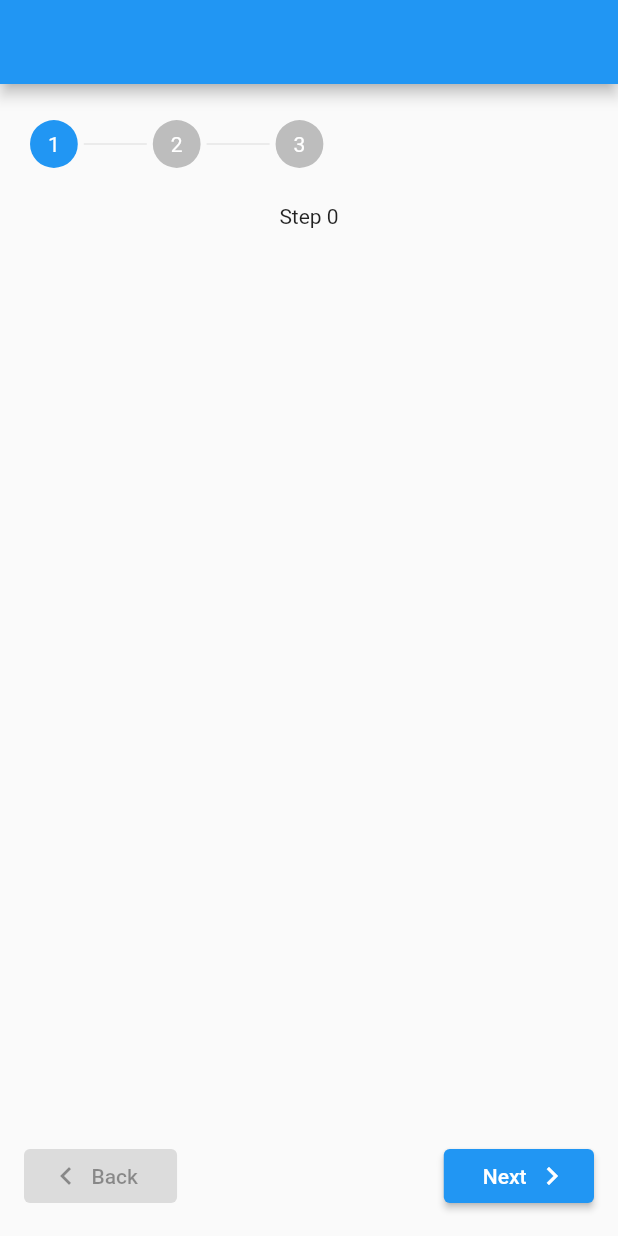
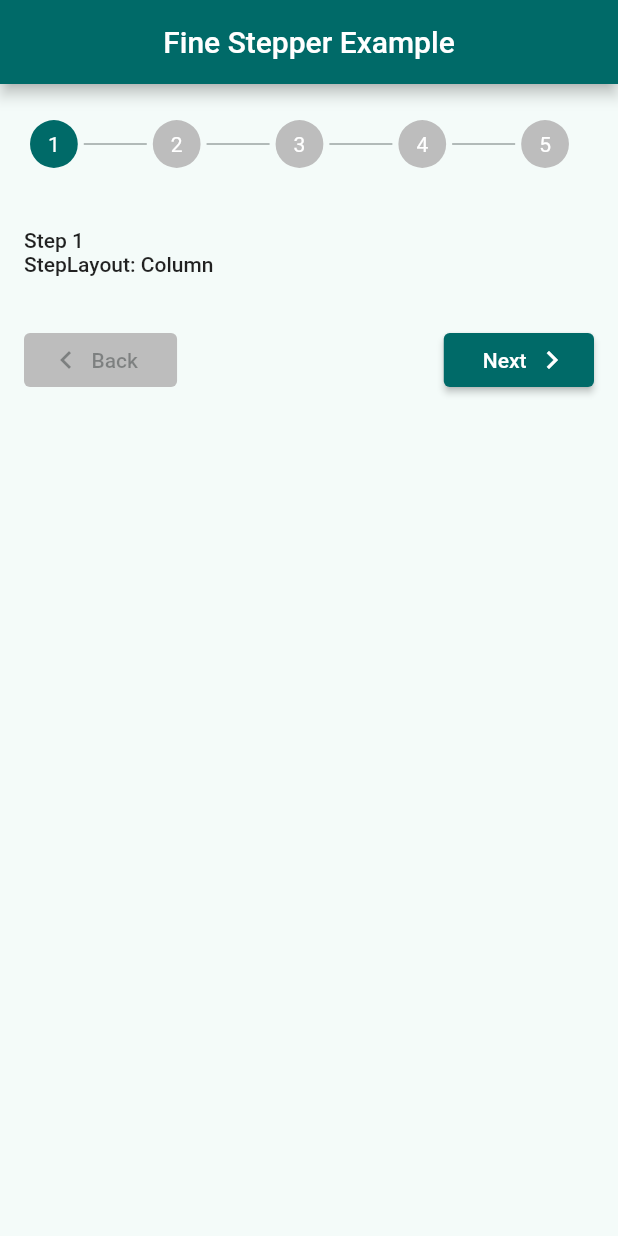
Before and after one commit to michaelsoliman1/fine_stepper, a Flutter app: the screen it shows after launch, after a tap on "Next", after a tap on "Back", on a phone screen of 412 x 824 dp. Run offline on Flutter 3.47's test engine with Material 2 defaults, Android fonts, the phone set to English and light mode, and no system bars.

Commit message:
updated api and improved readme refactor: rename StepBuilder.padding to StepBuilder.controlsPadding - fix: back button background color to be not transparent - docs: fix typo and improved README - example: improved example app

```diff
--- a/example/lib/main.dart
+++ b/example/lib/main.dart
@@ -11,29 +11,161 @@ class MainApp extends StatelessWidget {
   @override
   Widget build(BuildContext context) {
     return MaterialApp(
+      theme: ThemeData(colorSchemeSeed: const Color.fromARGB(255, 49, 255, 252)),
       home: Scaffold(
-        appBar: AppBar(),
+        appBar: AppBar(
+          centerTitle: true,
+          title: const Text('Fine Stepper Example'),
+        ),
         body: FineStepper(
           onFinish: () => Future.delayed(const Duration(seconds: 2)),
           steps: [
-            StepItem(
-              builder: (context) => StepBuilder(
-                child: Text('Step ${FineStepper.of(context).stepIndex}'),
-              ),
-            ),
-            StepItem(
-              builder: (context) => StepBuilder(
-                child: Text('Step ${FineStepper.of(context).stepIndex}'),
-              ),
-            ),
-            StepItem(
-              builder: (context) => StepBuilder(
-                child: Text('Step ${FineStepper.of(context).stepIndex}'),
-              ),
-            )
+            StepItem(builder: buildColumnStep),
+            StepItem(builder: buildStackStep),
+            StepItem(builder: buildStackStep),
+            StepItem(builder: buildCustomStep),
+            StepItem(builder: buildFormStep),
           ],
         ),
       ),
     );
   }
+
+  Widget buildStackStep(BuildContext context) {
+    return StepBuilder(
+      child: Column(
+        crossAxisAlignment: CrossAxisAlignment.start,
+        children: [
+          Padding(
+            padding: const EdgeInsets.all(16),
+            child: Column(
+              crossAxisAlignment: CrossAxisAlignment.start,
+              children: [
+                Text(
+                  'Step ${FineStepper.of(context).stepIndex + 1}',
+                  style: Theme.of(context).textTheme.bodyLarge,
+                ),
+                Text(
+                  'StepLayout: Stack',
+                  style: Theme.of(context).textTheme.bodyLarge,
+                ),
+              ],
+            ),
+          ),
+          Expanded(
+            child: ListView.builder(
+              itemCount: 20,
+              itemBuilder: (context, index) {
+                return CheckboxListTile(
+                  onChanged: (_) {},
+                  value: false,
+                  title: Text('Item $index'),
+                );
+              },
+            ),
+          ),
+        ],
+      ),
+    );
+  }
+
+  Widget buildColumnStep(BuildContext context) {
+    return StepBuilder(
+      layout: StepLayout.column,
+      child: SizedBox(
+        width: MediaQuery.of(context).size.width,
+        child: Padding(
+          padding: const EdgeInsets.all(16),
+          child: Column(
+            crossAxisAlignment: CrossAxisAlignment.start,
+            children: [
+              Text(
+                'Step ${FineStepper.of(context).stepIndex + 1}',
+                style: Theme.of(context).textTheme.bodyLarge,
+              ),
+              Text(
+                'StepLayout: Column',
+                style: Theme.of(context).textTheme.bodyLarge,
+              ),
+            ],
+          ),
+        ),
+      ),
+    );
+  }
+
+  Widget buildFormStep(BuildContext context) {
+    return FormStepBuilder(
+      child: Padding(
+        padding: const EdgeInsets.all(16),
+        child: Column(
+          crossAxisAlignment: CrossAxisAlignment.start,
+          children: [
+            Column(
+              crossAxisAlignment: CrossAxisAlignment.start,
+              children: [
+                Text(
+                  'Step ${FineStepper.of(context).stepIndex + 1}',
+                  style: Theme.of(context).textTheme.bodyLarge,
+                ),
+                Text(
+                  'StepLayout: Stack',
+                  style: Theme.of(context).textTheme.bodyLarge,
+                ),
+              ],
+            ),
+            const SizedBox(height: 20),
+            TextFormField(
+              decoration: const InputDecoration(hintText: 'Example'),
+              validator: (value) => (value?.isEmpty ?? true) ? 'Required Field' : null,
+            ),
+          ],
+        ),
+      ),
+    );
+  }
+
+  Widget buildCustomStep(BuildContext context) {
+    return Padding(
+      padding: const EdgeInsets.all(16),
+      child: Column(
+        crossAxisAlignment: CrossAxisAlignment.start,
+        children: [
+          Column(
+            crossAxisAlignment: CrossAxisAlignment.start,
+            children: [
+              Text(
+                'Step ${FineStepper.of(context).stepIndex + 1}',
+                style: Theme.of(context).textTheme.bodyLarge,
+              ),
+              Text(
+                'Custom',
+                style: Theme.of(context).textTheme.bodyLarge,
+              ),
+            ],
+          ),
+          const Spacer(),
+          Row(
+            children: [
+              FloatingActionButton(
+                onPressed: () {
+                  FineStepper.of(context).stepBack();
+                },
+                child: const Icon(Icons.arrow_back_ios),
+              ),
+              const Spacer(),
+              FloatingActionButton(
+                onPressed: () {
+                  FineStepper.of(context).stepForward();
+                },
+                child: FineStepper.of(context).finishing
+                    ? const CircularProgressIndicator.adaptive(backgroundColor: Colors.white)
+                    : const Icon(Icons.arrow_forward_ios),
+              ),
+            ],
+          ),
+        ],
+      ),
+    );
+  }
 }
--- a/lib/fine_stepper.dart
+++ b/lib/fine_stepper.dart
@@ -1,4 +1,4 @@
-/// Fine Stepper Librart
+/// Fine Stepper Library
 library fine_stepper;
 
 export 'src/fine_stepper.dart';
--- a/lib/src/step_builders.dart
+++ b/lib/src/step_builders.dart
@@ -28,7 +28,7 @@ class StepBuilder extends StatelessWidget {
     required this.child,
     this.layout = StepLayout.stack,
     this.childAlignment = Alignment.topCenter,
-    this.padding,
+    this.controlsPadding,
     this.shouldStepForward,
     super.key,
   });
@@ -48,10 +48,12 @@ class StepBuilder extends StatelessWidget {
   /// {@endtemplate}
   final Alignment childAlignment;
 
-  /// {@template StepBuilder.padding}
-  /// The amount of space by which to inset the child.
+  /// {@template StepBuilder.controlsPadding}
+  /// Controls padding
+  ///
+  /// defaults to `EdgeInsets.all(16)`
   /// {@endtemplate}
-  final EdgeInsets? padding;
+  final EdgeInsets? controlsPadding;
 
   /// If we should step forward to the next step
   ///
@@ -71,7 +73,7 @@ class StepBuilder extends StatelessWidget {
             Align(
               alignment: Alignment.bottomCenter,
               child: Padding(
-                padding: padding ?? const EdgeInsets.all(16),
+                padding: controlsPadding ?? const EdgeInsets.all(16),
                 child: StepperControls(shouldStepForward: shouldStepForward),
               ),
             ),
@@ -84,7 +86,7 @@ class StepBuilder extends StatelessWidget {
             children: [
               child,
               Padding(
-                padding: padding ?? const EdgeInsets.all(16),
+                padding: controlsPadding ?? const EdgeInsets.all(16),
                 child: StepperControls(shouldStepForward: shouldStepForward),
               ),
             ],
@@ -103,7 +105,7 @@ class FormStepBuilder extends StatelessWidget {
     required this.child,
     this.layout = StepLayout.stack,
     this.childAlignment = Alignment.topCenter,
-    this.padding,
+    this.controlsPadding,
     super.key,
   });
 
@@ -116,8 +118,8 @@ class FormStepBuilder extends StatelessWidget {
   /// {@macro StepBuilder.childAlignment}
   final Alignment childAlignment;
 
-  /// {@macro StepBuilder.padding}
-  final EdgeInsets? padding;
+  /// {@macro StepBuilder.controlsPadding}
+  final EdgeInsets? controlsPadding;
 
   @override
   Widget build(BuildContext context) {
@@ -127,7 +129,7 @@ class FormStepBuilder extends StatelessWidget {
           childAlignment: childAlignment,
           layout: layout,
           shouldStepForward: validateAndSaveForm,
-          padding: padding,
+          controlsPadding: controlsPadding,
           child: child,
         );
       },
--- a/lib/src/stepper_controls.dart
+++ b/lib/src/stepper_controls.dart
@@ -27,6 +27,7 @@ class StepperControls extends StatelessWidget {
       mainAxisAlignment: MainAxisAlignment.spaceBetween,
       children: [
         ElevatedButton(
+          style: ElevatedButton.styleFrom(disabledBackgroundColor: Colors.grey[400]),
           onPressed: controller.isFirstStep ? null : controller.stepBack,
           child: Row(
             mainAxisSize: MainAxisSize.min,
@@ -56,7 +57,7 @@ class StepperControls extends StatelessWidget {
                     const Flexible(child: Text('Finish')),
                     const SizedBox(width: 5),
                     if (controller.finishing) //
-                      const CupertinoActivityIndicator()
+                      CupertinoActivityIndicator(color: Theme.of(context).colorScheme.onPrimary)
                     else
                       const Icon(Icons.done)
                   ],
--- a/pubspec.yaml
+++ b/pubspec.yaml
@@ -1,6 +1,8 @@
 name: fine_stepper
-description: A horizontal stepper that does the job just fine
-version: 0.1.0+1
+description: >
+  A horizontal stepper that does the job just fine by offering easy to use apis
+  to controll the stepper from any where down the widget tree
+version: 0.2.0
 repository: https://github.com/michaelsoliman1/fine_stepper
 issue_tracker: https://github.com/michaelsoliman1/fine_stepper/issues
 
```
Also changed, not shown: 4 other files.
